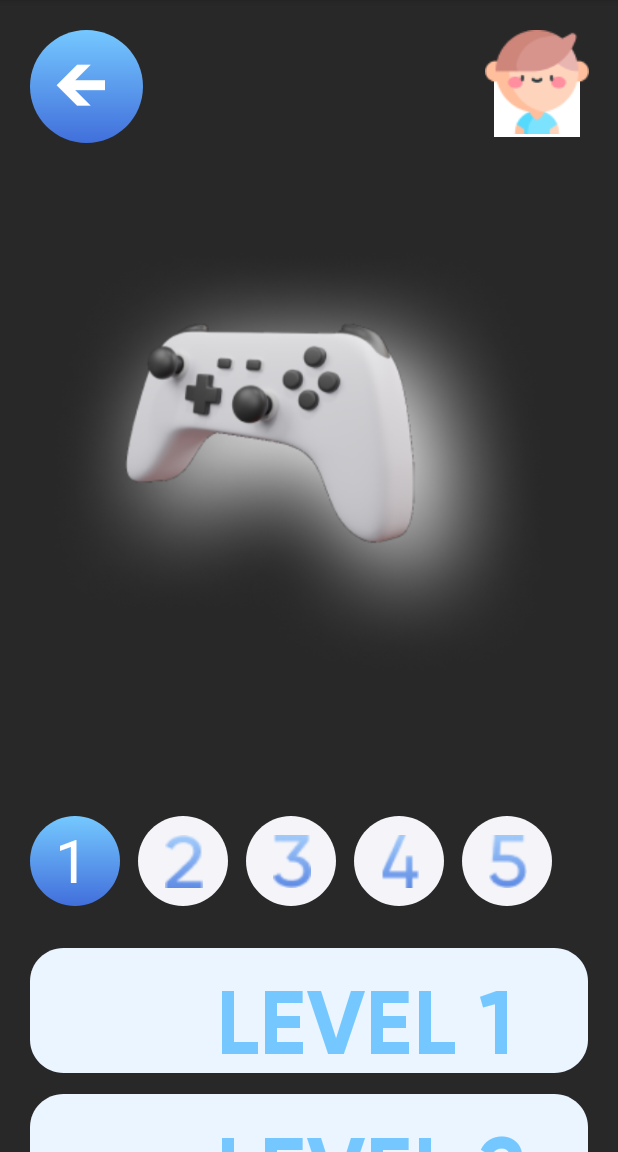
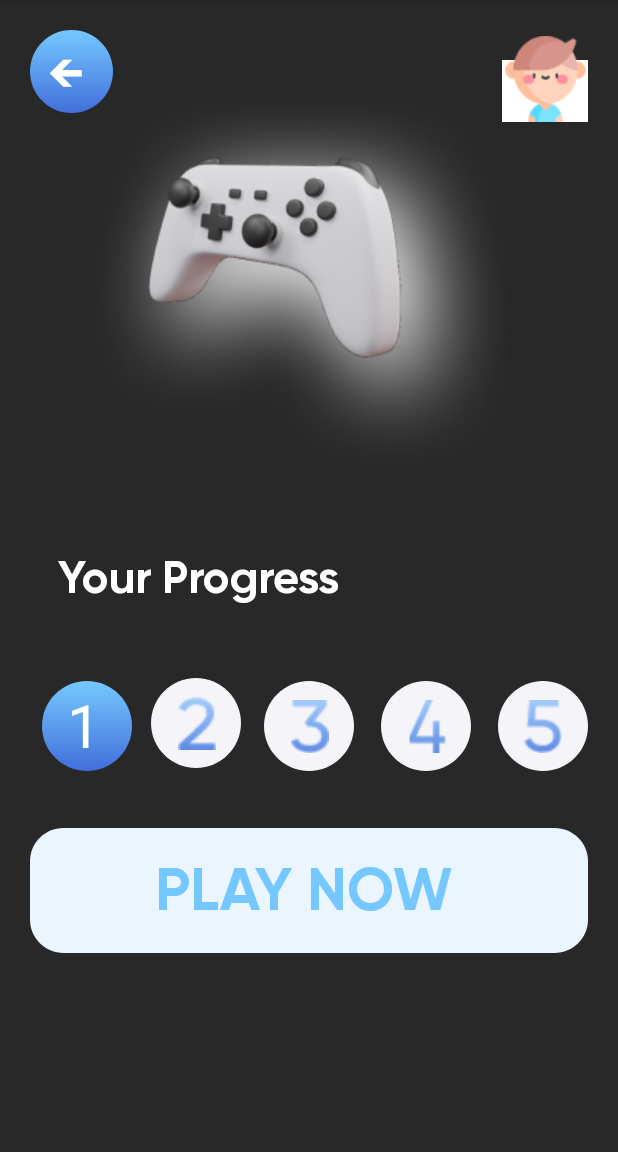
Before and after one commit to TanayK07/Cykids_UIA, an Android app: the layout game_page.xml on its own in the app's theme, with its tools: preview values and no code run, on a phone screen of 412 x 824 dp, the part 84-1236 px from its top. Run offline under Robolectric (Android 15) with nearby library versions, the light colour scheme and no system bars.

Commit message:
UI changes for single level

```diff
--- a/app/src/main/AndroidManifest.xml
+++ b/app/src/main/AndroidManifest.xml
@@ -34,6 +34,7 @@
         <!--on below line we are adding a style for MainActivity-->
 
 <activity android:name=".SplashScreenActivity"></activity>
+        <activity android:name=".Game_page"></activity>
     </application>
 
 </manifest>
--- a/app/src/main/java/com/example/myapplication/SplashScreenActivity.java
+++ b/app/src/main/java/com/example/myapplication/SplashScreenActivity.java
@@ -12,11 +12,11 @@ public class SplashScreenActivity extends AppCompatActivity {
     protected void onCreate(Bundle savedInstanceState) {
         super.onCreate(savedInstanceState);
         setContentView(R.layout.home);
-     View btn1=(View)findViewById(R.id.rectangle_4);
+     View btn1=(View)findViewById(R.id.rectangle_5);
         btn1.setOnClickListener(new View.OnClickListener() {
             @Override
             public void onClick(View v) {
-                startActivity(new Intent(SplashScreenActivity.this, Game_page.class));
+                startActivity(new Intent(SplashScreenActivity.this,Game_page.class));
             }
         });
     }
--- a/app/src/main/res/layout/game_page.xml
+++ b/app/src/main/res/layout/game_page.xml
@@ -16,12 +16,10 @@
         android:layout_height="60dp"
         android:layout_alignParentLeft="true"
         android:layout_alignParentTop="true"
-        android:layout_marginStart="12dp"
-        android:layout_marginTop="60dp"
+        android:layout_marginTop="50dp"
+        android:layout_marginEnd="20dp"
         android:background="@drawable/greycircle"
         app:layout_constraintEnd_toEndOf="parent"
-        app:layout_constraintHorizontal_bias="0.0"
-        app:layout_constraintStart_toEndOf="@+id/ellipse_2"
         app:layout_constraintTop_toBottomOf="@+id/your_progre" />
 
     <View
@@ -31,8 +29,10 @@
         android:layout_alignParentLeft="true"
         android:layout_alignParentTop="true"
         android:layout_marginStart="12dp"
-        android:layout_marginTop="60dp"
+        android:layout_marginTop="50dp"
+        android:layout_marginEnd="12dp"
         android:background="@drawable/greycircle"
+        app:layout_constraintEnd_toStartOf="@+id/ellipse_4"
         app:layout_constraintStart_toEndOf="@+id/ellipse_"
         app:layout_constraintTop_toBottomOf="@+id/your_progre" />
 
@@ -42,16 +42,18 @@
         android:layout_height="60dp"
         android:layout_alignParentLeft="true"
         android:layout_alignParentTop="true"
-        android:layout_marginStart="12dp"
-        android:layout_marginTop="60dp"
+        android:layout_marginStart="40dp"
+        android:layout_marginTop="50dp"
+        android:layout_marginEnd="40dp"
         android:background="@drawable/greycircle"
-        app:layout_constraintStart_toEndOf="@+id/ellipse_3"
+        app:layout_constraintEnd_toEndOf="parent"
+        app:layout_constraintStart_toStartOf="parent"
         app:layout_constraintTop_toBottomOf="@+id/your_progre" />
 
     <View
         android:id="@+id/ellipse_1"
-        android:layout_width="75dp"
-        android:layout_height="75dp"
+        android:layout_width="55dp"
+        android:layout_height="55dp"
         android:layout_alignParentLeft="true"
         android:layout_alignParentTop="true"
         android:layout_marginStart="20dp"
@@ -63,20 +65,25 @@
 
     <TextView
         android:id="@+id/some_id"
-        android:layout_width="52dp"
-        android:layout_height="51dp"
+        android:layout_width="33dp"
+        android:layout_height="36dp"
         android:layout_alignParentLeft="true"
         android:layout_alignParentTop="true"
+        android:layout_marginStart="10dp"
+        android:layout_marginTop="10dp"
+        android:layout_marginEnd="10dp"
+        android:layout_marginBottom="10dp"
         android:fontFamily="@font/gilroyextrabold"
         android:gravity="top"
         android:text="←"
         android:textAppearance="@style/back_id"
+        android:textSize="30sp"
         app:layout_constraintBottom_toBottomOf="@+id/ellipse_1"
         app:layout_constraintEnd_toEndOf="@+id/ellipse_1"
-        app:layout_constraintHorizontal_bias="0.68"
+        app:layout_constraintHorizontal_bias="1.0"
         app:layout_constraintStart_toStartOf="@+id/ellipse_1"
         app:layout_constraintTop_toTopOf="@+id/ellipse_1"
-        app:layout_constraintVertical_bias="0.32999998" />
+        app:layout_constraintVertical_bias="1.0" />
 
     <View
         android:id="@+id/rectangle_3"
@@ -84,11 +91,11 @@
         android:layout_height="41dp"
         android:layout_alignParentLeft="true"
         android:layout_alignParentTop="true"
-        android:layout_marginTop="30dp"
-        android:layout_marginEnd="25dp"
+        android:layout_marginTop="40dp"
+        android:layout_marginEnd="20dp"
         android:background="@drawable/rect3"
         app:layout_constraintEnd_toEndOf="parent"
-        app:layout_constraintTop_toTopOf="@+id/son_1" />
+        app:layout_constraintTop_toTopOf="parent" />
 
     <ImageView
         android:id="@+id/l2"
@@ -147,73 +154,76 @@
         app:layout_constraintStart_toStartOf="@+id/ellipse_2"
         app:layout_constraintTop_toTopOf="@+id/ellipse_2"
         app:layout_constraintVertical_bias="0.6" />
+
     <ImageView
         android:id="@+id/l5"
         android:layout_width="25dp"
         android:layout_height="35dp"
         android:layout_alignParentLeft="true"
         android:layout_alignParentTop="true"
-        android:layout_marginStart="18dp"
+        android:layout_marginStart="20dp"
         android:layout_marginTop="10dp"
-        android:layout_marginEnd="18dp"
+        android:layout_marginEnd="20dp"
         android:layout_marginBottom="10dp"
         android:background="@drawable/l5"
         android:elevation="79dp"
         app:layout_constraintBottom_toBottomOf="@+id/ellipse_4"
         app:layout_constraintEnd_toEndOf="@+id/ellipse_4"
-        app:layout_constraintHorizontal_bias="0.0"
+        app:layout_constraintHorizontal_bias="0.51"
         app:layout_constraintStart_toStartOf="@+id/ellipse_4"
         app:layout_constraintTop_toTopOf="@+id/ellipse_4"
         app:layout_constraintVertical_bias="0.6" />
 
     <View
         android:id="@+id/son_1"
-        android:layout_width="69dp"
-        android:layout_height="69dp"
+        android:layout_width="54dp"
+        android:layout_height="57dp"
         android:layout_alignParentLeft="true"
         android:layout_alignParentTop="true"
-        android:layout_marginTop="20dp"
+        android:layout_marginStart="5dp"
+        android:layout_marginTop="24dp"
+        android:layout_marginEnd="5dp"
         android:background="@drawable/son1"
         app:layout_constraintEnd_toEndOf="@+id/rectangle_3"
+        app:layout_constraintHorizontal_bias="0.54"
         app:layout_constraintStart_toStartOf="@+id/rectangle_3"
         app:layout_constraintTop_toTopOf="parent" />
 
     <ImageView
         android:id="@+id/asldk_01_2"
-        android:layout_width="match_parent"
-        android:layout_height="342dp"
+        android:layout_width="325dp"
+        android:layout_height="313dp"
         android:layout_alignParentLeft="true"
         android:layout_alignParentTop="true"
         android:layout_marginStart="20dp"
-        android:layout_marginTop="148dp"
+        android:layout_marginTop="30dp"
         android:layout_marginEnd="20dp"
+        android:layout_marginBottom="400dp"
         android:background="@drawable/gamcs"
         android:elevation="79dp"
+        app:layout_constraintBottom_toBottomOf="parent"
         app:layout_constraintEnd_toEndOf="parent"
-        app:layout_constraintHorizontal_bias="0.333"
         app:layout_constraintStart_toStartOf="parent"
         app:layout_constraintTop_toTopOf="parent" />
 
+
     <TextView
         android:id="@+id/your_progre"
-        android:layout_width="match_parent"
-        android:layout_height="match_parent"
+        android:layout_width="233dp"
+        android:layout_height="38dp"
         android:layout_alignParentLeft="true"
         android:layout_alignParentTop="true"
         android:layout_marginStart="30dp"
-        android:layout_marginTop="450dp"
+        android:layout_marginTop="10dp"
         android:layout_marginEnd="140dp"
-        android:layout_marginBottom="400dp"
         android:fontFamily="@font/gilroyb"
         android:gravity="top"
         android:text="Your Progress"
         android:textAppearance="@style/your_progre"
-        app:layout_constraintBottom_toBottomOf="@+id/asldk_01_2"
         app:layout_constraintEnd_toEndOf="parent"
         app:layout_constraintHorizontal_bias="1.0"
         app:layout_constraintStart_toStartOf="parent"
-        app:layout_constraintTop_toTopOf="@+id/asldk_01_2"
-        app:layout_constraintVertical_bias="0.224" />
+        app:layout_constraintTop_toBottomOf="@+id/asldk_01_2" />
 
     <View
         android:id="@+id/ellipsde_1"
@@ -222,11 +232,12 @@
         android:layout_alignParentLeft="true"
         android:layout_alignParentTop="true"
         android:layout_marginStart="20dp"
-        android:layout_marginTop="60dp"
+        android:layout_marginTop="50dp"
+        android:layout_marginEnd="80dp"
         android:background="@drawable/back"
+        app:layout_constraintEnd_toStartOf="@+id/ellipse_"
         app:layout_constraintStart_toStartOf="parent"
         app:layout_constraintTop_toBottomOf="@+id/your_progre" />
-
 
     <TextView
         android:id="@+id/l1"
@@ -243,6 +254,7 @@
         app:layout_constraintTop_toTopOf="@+id/ellipsde_1"
         app:layout_constraintVertical_bias="0.19999999" />
 
+
     <View
         android:id="@+id/ellipse_3"
         android:layout_width="60dp"
@@ -250,8 +262,11 @@
         android:layout_alignParentLeft="true"
         android:layout_alignParentTop="true"
         android:layout_marginStart="12dp"
-        android:layout_marginTop="60dp"
+        android:layout_marginTop="48dp"
+        android:layout_marginEnd="12dp"
         android:background="@drawable/greycircle"
+        app:layout_constraintEnd_toStartOf="@+id/ellipse_"
+        app:layout_constraintHorizontal_bias="0.133"
         app:layout_constraintStart_toEndOf="@+id/ellipsde_1"
         app:layout_constraintTop_toBottomOf="@+id/your_progre" />
 
@@ -264,89 +279,35 @@
         android:layout_marginStart="20dp"
         android:layout_marginTop="28dp"
         android:layout_marginEnd="20dp"
+        android:layout_marginBottom="60dp"
         android:background="@drawable/levelrects"
-        app:layout_constraintEnd_toEndOf="parent"
-        app:layout_constraintHorizontal_bias="1.0"
-        app:layout_constraintStart_toStartOf="parent"
-        app:layout_constraintTop_toBottomOf="@+id/ellipse_" />
-
-    <View
-        android:id="@+id/rectangle_"
-        android:layout_width="match_parent"
-        android:layout_height="83dp"
-        android:layout_alignParentLeft="true"
-        android:layout_alignParentTop="true"
-        android:layout_marginStart="20dp"
-        android:layout_marginTop="14dp"
-        android:layout_marginEnd="20dp"
-        android:background="@drawable/levelrects"
+        app:layout_constraintBottom_toBottomOf="parent"
         app:layout_constraintEnd_toEndOf="parent"
         app:layout_constraintHorizontal_bias="0.0"
         app:layout_constraintStart_toStartOf="parent"
-        app:layout_constraintTop_toBottomOf="@+id/rectangle_8" />
-
-    <TextView
-        android:id="@+id/level_"
-        android:layout_width="212dp"
-        android:layout_height="59dp"
-        android:layout_alignParentLeft="true"
-        android:layout_alignParentTop="true"
-        android:layout_marginEnd="36dp"
-        android:fontFamily="@font/gilroyb"
-        android:gravity="top"
-        android:text="LEVEL 2"
-        android:textAppearance="@style/level_1"
-        app:layout_constraintBottom_toBottomOf="@+id/rectangle_"
-        app:layout_constraintEnd_toEndOf="@+id/rectangle_8"
-        app:layout_constraintTop_toTopOf="@+id/rectangle_"
-        app:layout_constraintVertical_bias="0.541" />
-
-
-
-    <View
-        android:id="@+id/rectangle_9"
-        android:layout_width="match_parent"
-        android:layout_height="83dp"
-        android:layout_alignParentLeft="true"
-        android:layout_alignParentTop="true"
-        android:layout_marginStart="20dp"
-        android:layout_marginTop="14dp"
-        android:layout_marginEnd="20dp"
-        android:background="@drawable/levelrects"
-        app:layout_constraintEnd_toEndOf="parent"
-        app:layout_constraintHorizontal_bias="0.0"
-        app:layout_constraintStart_toStartOf="parent"
-        app:layout_constraintTop_toBottomOf="@+id/rectangle_" />
+        app:layout_constraintTop_toBottomOf="@+id/ellipse_"
+        app:layout_constraintVertical_bias="0.120000005" />
 
     <TextView
         android:id="@+id/level_1"
-        android:layout_width="212dp"
-        android:layout_height="59dp"
+        android:layout_width="205dp"
+        android:layout_height="53dp"
         android:layout_alignParentLeft="true"
         android:layout_alignParentTop="true"
-        android:layout_marginEnd="36dp"
+        android:layout_marginStart="30dp"
+        android:layout_marginTop="20dp"
+        android:layout_marginEnd="30dp"
+
+        android:layout_marginBottom="20dp"
         android:fontFamily="@font/gilroyb"
         android:gravity="top"
-        android:text="LEVEL 1"
+        android:text="PLAY NOW"
         android:textAppearance="@style/level_1"
+        android:textSize="40sp"
         app:layout_constraintBottom_toBottomOf="@+id/rectangle_8"
         app:layout_constraintEnd_toEndOf="@+id/rectangle_8"
+        app:layout_constraintStart_toStartOf="@+id/rectangle_8"
         app:layout_constraintTop_toTopOf="@+id/rectangle_8" />
-
-    <TextView
-        android:id="@+id/level_3"
-        android:layout_width="215dp"
-        android:layout_height="70dp"
-        android:layout_alignParentLeft="true"
-        android:layout_alignParentTop="true"
-        android:layout_marginEnd="36dp"
-        android:fontFamily="@font/gilroyb"
-        android:gravity="top"
-        android:text="LEVEL 3"
-        android:textAppearance="@style/level_1"
-        app:layout_constraintBottom_toBottomOf="parent"
-        app:layout_constraintEnd_toEndOf="@+id/rectangle_9"
-        app:layout_constraintTop_toTopOf="@+id/rectangle_9" />
 
 
 </androidx.constraintlayout.widget.ConstraintLayout>
--- a/app/src/main/res/values/themes.xml
+++ b/app/src/main/res/values/themes.xml
@@ -103,9 +103,7 @@
     </style>
     <style name="level_1">
 
-        <item name="android:textSize">
-            60sp
-        </item>
+
 
         <item name="android:textColor">
             #75C8FF
```
